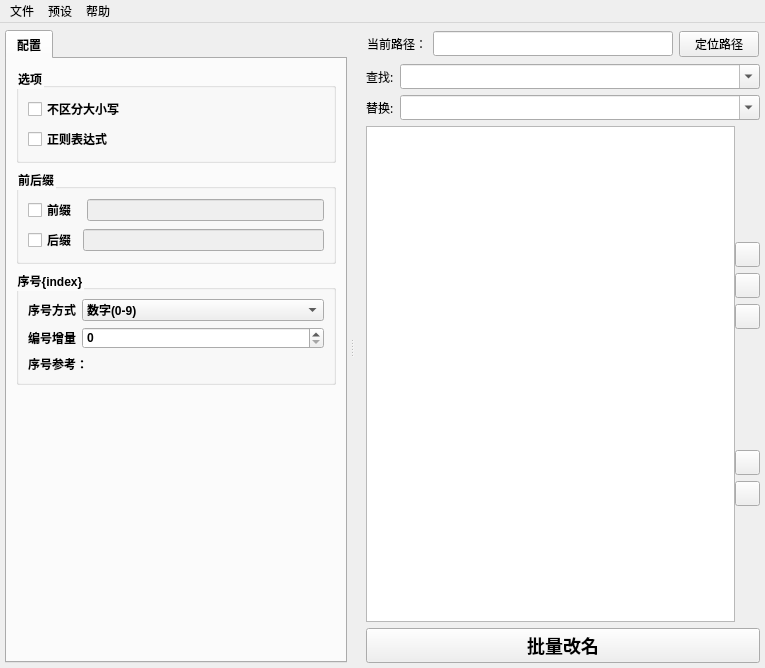
This is Content/Msic/Renamer/renamer.ui in FXTD-ODYSSEY/Unreal-PyToolkit as Qt 5 draws it before an edit. The edited form follows.
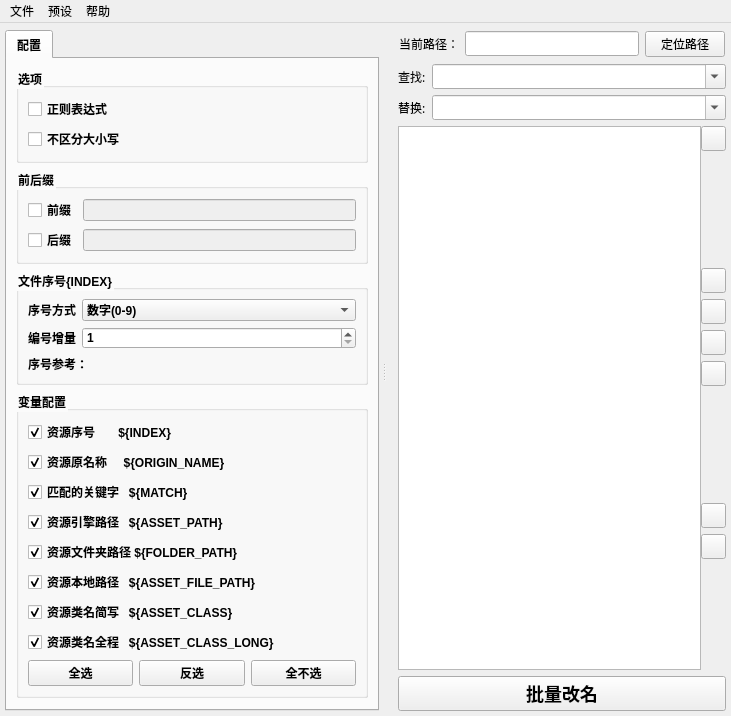
This is the edited form. Custom widgets are drawn as their Qt base class.

Commit message: 更新批量重命名工具

Patch:
```diff
--- a/Content/Msic/Renamer/renamer.ui
+++ b/Content/Msic/Renamer/renamer.ui
@@ -6,8 +6,8 @@
    <rect>
     <x>0</x>
     <y>0</y>
-    <width>765</width>
-    <height>668</height>
+    <width>731</width>
+    <height>664</height>
    </rect>
   </property>
   <property name="font">
@@ -90,14 +90,14 @@
            <string>选项</string>
           </property>
           <layout class="QGridLayout" name="gridLayout">
-           <item row="0" column="0">
-            <widget class="MCheckBox" name="Ignore_CB">
-             <property name="text">
-              <string>不区分大小写</string>
-             </property>
-            </widget>
-           </item>
            <item row="1" column="0">
+            <widget class="MCheckBox" name="Ignore_Case_CB">
+             <property name="text">
+              <string>不区分大小写</string>
+             </property>
+            </widget>
+           </item>
+           <item row="0" column="0">
             <widget class="MCheckBox" name="RE_CB">
              <property name="text">
               <string>正则表达式</string>
@@ -124,7 +124,7 @@
              <item>
               <widget class="MCheckBox" name="Prefix_CB">
                <property name="text">
-                <string>前缀 </string>
+                <string>前缀</string>
                </property>
               </widget>
              </item>
@@ -178,11 +178,14 @@
             <bold>true</bold>
            </font>
           </property>
+          <property name="autoFillBackground">
+           <bool>false</bool>
+          </property>
           <property name="styleSheet">
            <string notr="true"/>
           </property>
           <property name="title">
-           <string notr="true">序号{index}</string>
+           <string notr="true">文件序号{INDEX}</string>
           </property>
           <property name="flat">
            <bool>false</bool>
@@ -277,6 +280,9 @@
                    <verstretch>0</verstretch>
                   </sizepolicy>
                  </property>
+                 <property name="minimum">
+                  <number>1</number>
+                 </property>
                 </widget>
                </item>
               </layout>
@@ -385,6 +391,123 @@
           </layout>
          </widget>
         </item>
+        <item>
+         <widget class="QGroupBox" name="Variable_Group">
+          <property name="title">
+           <string>变量配置</string>
+          </property>
+          <layout class="QVBoxLayout" name="verticalLayout_11">
+           <item>
+            <widget class="MCheckBox" name="INDEX_CB">
+             <property name="text">
+              <string>资源序号       ${INDEX} </string>
+             </property>
+             <property name="checked">
+              <bool>true</bool>
+             </property>
+            </widget>
+           </item>
+           <item>
+            <widget class="MCheckBox" name="ORIGIN_NAME_CB">
+             <property name="text">
+              <string>资源原名称     ${ORIGIN_NAME} </string>
+             </property>
+             <property name="checked">
+              <bool>true</bool>
+             </property>
+            </widget>
+           </item>
+           <item>
+            <widget class="MCheckBox" name="MATCH_CB">
+             <property name="text">
+              <string>匹配的关键字   ${MATCH} </string>
+             </property>
+             <property name="checked">
+              <bool>true</bool>
+             </property>
+            </widget>
+           </item>
+           <item>
+            <widget class="MCheckBox" name="ASSET_PATH_CB">
+             <property name="text">
+              <string>资源引擎路径   ${ASSET_PATH} </string>
+             </property>
+             <property name="checked">
+              <bool>true</bool>
+             </property>
+            </widget>
+           </item>
+           <item>
+            <widget class="MCheckBox" name="FOLDER_PATH_CB">
+             <property name="text">
+              <string>资源文件夹路径 ${FOLDER_PATH} </string>
+             </property>
+             <property name="checked">
+              <bool>true</bool>
+             </property>
+            </widget>
+           </item>
+           <item>
+            <widget class="MCheckBox" name="ASSET_FILE_PATH_CB">
+             <property name="text">
+              <string>资源本地路径   ${ASSET_FILE_PATH} </string>
+             </property>
+             <property name="checked">
+              <bool>true</bool>
+             </property>
+            </widget>
+           </item>
+           <item>
+            <widget class="MCheckBox" name="ASSET_CLASS_CB">
+             <property name="text">
+              <string>资源类名简写   ${ASSET_CLASS} </string>
+             </property>
+             <property name="checked">
+              <bool>true</bool>
+             </property>
+            </widget>
+           </item>
+           <item>
+            <widget class="MCheckBox" name="ASSET_CLASS_LONG_CB">
+             <property name="text">
+              <string>资源类名全程   ${ASSET_CLASS_LONG} </string>
+             </property>
+             <property name="checked">
+              <bool>true</bool>
+             </property>
+            </widget>
+           </item>
+           <item>
+            <layout class="QHBoxLayout" name="horizontalLayout_24">
+             <property name="sizeConstraint">
+              <enum>QLayout::SetFixedSize</enum>
+             </property>
+             <item>
+              <widget class="MPushButton" name="Select_All_BTN">
+               <property name="text">
+                <string>全选</string>
+               </property>
+              </widget>
+             </item>
+             <item>
+              <widget class="MPushButton" name="Toggle_Select_BTN">
+               <property name="text">
+                <string>反选</string>
+               </property>
+              </widget>
+             </item>
+             <item>
+              <widget class="MPushButton" name="Non_Select_BTN">
+               <property name="text">
+                <string>全不选</string>
+               </property>
+              </widget>
+             </item>
+            </layout>
+           </item>
+          </layout>
+         </widget>
+        </item>
         <item>
          <spacer name="verticalSpacer">
           <property name="orientation">
@@ -576,15 +699,27 @@
             <property name="selectionMode">
              <enum>QAbstractItemView::ExtendedSelection</enum>
             </property>
+            <property name="selectionBehavior">
+             <enum>QAbstractItemView::SelectRows</enum>
+            </property>
+            <property name="showGrid">
+             <bool>true</bool>
+            </property>
             <property name="cornerButtonEnabled">
              <bool>true</bool>
             </property>
             <attribute name="horizontalHeaderCascadingSectionResizes">
              <bool>false</bool>
             </attribute>
+            <attribute name="horizontalHeaderStretchLastSection">
+             <bool>true</bool>
+            </attribute>
             <attribute name="verticalHeaderCascadingSectionResizes">
              <bool>false</bool>
             </attribute>
+            <attribute name="verticalHeaderStretchLastSection">
+             <bool>false</bool>
+            </attribute>
            </widget>
           </item>
           <item>
@@ -617,6 +752,9 @@
              <number>2</number>
             </property>
             <layout class="QVBoxLayout" name="verticalLayout">
+             <property name="sizeConstraint">
+              <enum>QLayout::SetNoConstraint</enum>
+             </property>
              <property name="leftMargin">
               <number>0</number>
              </property>
@@ -629,6 +767,34 @@
              <property name="bottomMargin">
               <number>0</number>
              </property>
+             <item>
+              <widget class="MPushButton" name="Update_BTN">
+               <property name="sizePolicy">
+                <sizepolicy hsizetype="Fixed" vsizetype="Fixed">
+                 <horstretch>0</horstretch>
+                 <verstretch>0</verstretch>
+                </sizepolicy>
+               </property>
+               <property name="maximumSize">
+                <size>
+                 <width>25</width>
+                 <height>25</height>
+                </size>
+               </property>
+               <property name="baseSize">
+                <size>
+                 <width>0</width>
+                 <height>0</height>
+                </size>
+               </property>
+               <property name="toolTip">
+                <string>&lt;html&gt;&lt;head/&gt;&lt;body&gt;&lt;p&gt;&lt;span style=&quot; font-weight:600;&quot;&gt;上移&lt;/span&gt;&lt;/p&gt;&lt;/body&gt;&lt;/html&gt;</string>
+               </property>
+               <property name="text">
+                <string/>
+               </property>
+              </widget>
+             </item>
              <item>
               <spacer name="verticalSpacer_4">
                <property name="orientation">
@@ -687,6 +853,37 @@
                  <height>0</height>
                 </size>
                </property>
+               <property name="toolTip">
+                <string>&lt;html&gt;&lt;head/&gt;&lt;body&gt;&lt;p&gt;&lt;span style=&quot; font-weight:600;&quot;&gt;定位文件&lt;/span&gt;&lt;/p&gt;&lt;/body&gt;&lt;/html&gt;</string>
+               </property>
+               <property name="text">
+                <string/>
+               </property>
+              </widget>
+             </item>
+             <item>
+              <widget class="MPushButton" name="Drive_BTN">
+               <property name="sizePolicy">
+                <sizepolicy hsizetype="Fixed" vsizetype="Fixed">
+                 <horstretch>0</horstretch>
+                 <verstretch>0</verstretch>
+                </sizepolicy>
+               </property>
+               <property name="maximumSize">
+                <size>
+                 <width>25</width>
+                 <height>25</height>
+                </size>
+               </property>
+               <property name="baseSize">
+                <size>
+                 <width>0</width>
+                 <height>0</height>
+                </size>
+               </property>
+               <property name="toolTip">
+                <string>&lt;html&gt;&lt;head/&gt;&lt;body&gt;&lt;p&gt;&lt;span style=&quot; font-weight:600;&quot;&gt;打开系统目录路径&lt;/span&gt;&lt;/p&gt;&lt;/body&gt;&lt;/html&gt;</string>
+               </property>
                <property name="text">
                 <string/>
                </property>
```
Left out of the diff: 294 changed lines with no effect on the pictures. The commit also changes 2 other files.
